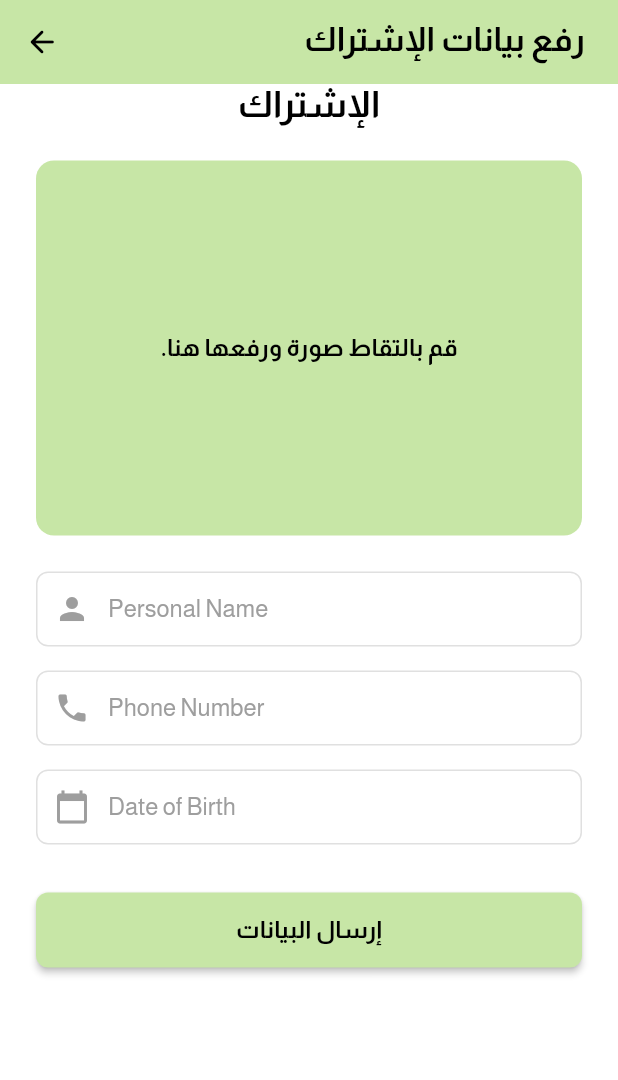
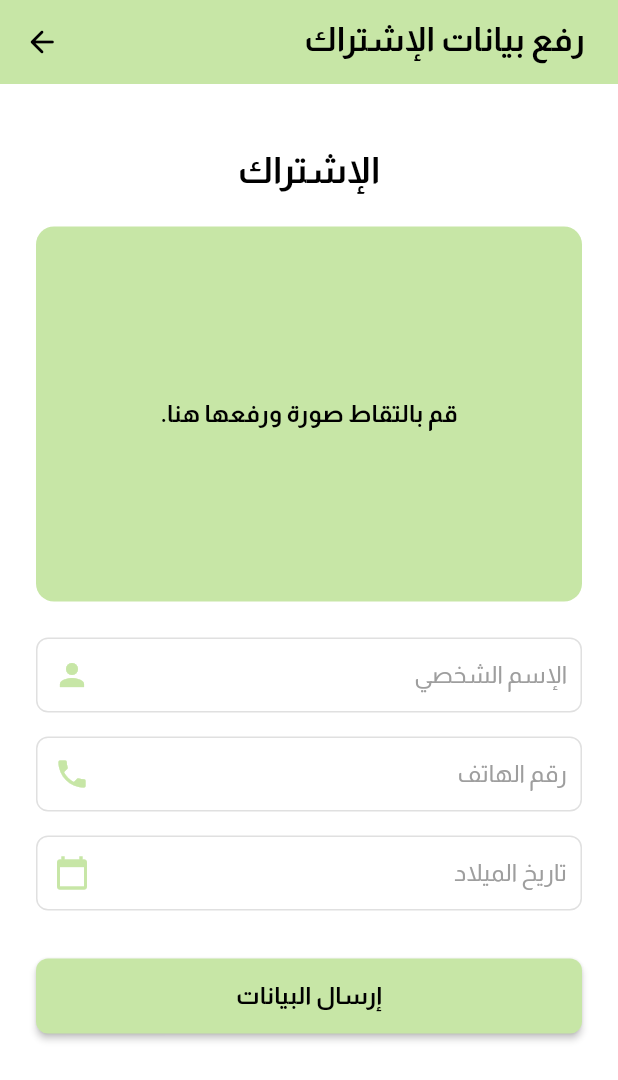
Before and after one commit to heshamalsaqqaf2/Bloom-Buddys, a Flutter app: the UploadSubscribe screen opened directly, on a phone screen of 412 x 824 dp. Shown: the top 1080 px of the screen. Run offline on Flutter 3.47's test engine with Material 3 defaults, Android fonts, the light colour scheme and no system bars; our stand-ins replace awesome_dialog, flutter_riverpod, image_picker.

Commit message:
Add New Screen Detailes.

```diff
--- a/lib/screen/upload_subscribe.dart
+++ b/lib/screen/upload_subscribe.dart
@@ -54,6 +54,7 @@ class _UploadSubscribeState extends State<UploadSubscribe> {
           child: Column(
             mainAxisAlignment: MainAxisAlignment.center,
             children: [
+              const SizedBox(height: 44),
               const Text(
                 "الإشتراك",
                 style: TextStyle(
@@ -88,7 +89,7 @@ class _UploadSubscribeState extends State<UploadSubscribe> {
                                 ),
                               )
                             : Image.file(
-                                fit: BoxFit.contain,
+                                fit: BoxFit.cover,
                                 height: 230,
                                 width: double.infinity,
                                 File(_image!.path),
@@ -101,17 +102,17 @@ class _UploadSubscribeState extends State<UploadSubscribe> {
               const SizedBox(height: 24),
               _buildTextField(
                 icon: Icons.person,
-                hintText: "Personal Name",
+                hintText: "الإسم الشخصي",
               ),
               const SizedBox(height: 16),
               _buildTextField(
                 icon: Icons.phone,
-                hintText: "Phone Number",
+                hintText: "رقم الهاتف",
               ),
               const SizedBox(height: 16),
               _buildTextField(
                 icon: Icons.calendar_today,
-                hintText: "Date of Birth",
+                hintText: "تاريخ الميلاد",
               ),
               const SizedBox(height: 32),
               ElevatedButton(
@@ -144,14 +145,17 @@ class _UploadSubscribeState extends State<UploadSubscribe> {
   }
 
   Widget _buildTextField({required IconData icon, required String hintText}) {
-    return TextField(
+    return Directionality(
+      textDirection: TextDirection.rtl,
+      child: TextField(
         decoration: InputDecoration(
-        prefixIcon: Icon(icon, color: Colors.grey),
+          suffixIcon: Icon(icon, color: TColor.secondary),
           hintText: hintText,
           hintStyle: const TextStyle(color: Colors.grey),
           filled: true,
           fillColor: Colors.white,
-        contentPadding: const EdgeInsets.symmetric(vertical: 16),
+          contentPadding:
+              const EdgeInsets.symmetric(vertical: 16, horizontal: 10),
           border: OutlineInputBorder(
             borderRadius: BorderRadius.circular(8),
             borderSide: BorderSide(color: Colors.grey.shade300),
@@ -162,7 +166,8 @@ class _UploadSubscribeState extends State<UploadSubscribe> {
           ),
           focusedBorder: OutlineInputBorder(
             borderRadius: BorderRadius.circular(8),
-          borderSide: const BorderSide(color: Colors.blue),
+            borderSide: BorderSide(color: TColor.secondary),
+          ),
         ),
       ),
     );
```
Lines whose indentation alone changed are shown as unchanged.
